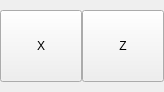
Old version of the form bulmages/bulmatpv/plugins/pluginadmin/adminbase.ui in the repository eboladev/Bulmages-1.
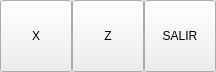
New version of the form.

Diff of the .ui file:
```diff
--- a/bulmages/bulmatpv/plugins/pluginadmin/adminbase.ui
+++ b/bulmages/bulmatpv/plugins/pluginadmin/adminbase.ui
@@ -5,40 +5,21 @@
    <rect>
     <x>0</x>
     <y>0</y>
-    <width>164</width>
-    <height>92</height>
+    <width>216</width>
+    <height>72</height>
    </rect>
   </property>
   <property name="windowTitle" >
    <string>Form</string>
   </property>
-  <layout class="QGridLayout" >
+  <layout class="QHBoxLayout" >
    <property name="margin" >
     <number>0</number>
    </property>
    <property name="spacing" >
     <number>0</number>
    </property>
-   <item row="1" column="2" >
-    <widget class="QToolButton" name="mui_z" >
-     <property name="minimumSize" >
-      <size>
-       <width>72</width>
-       <height>72</height>
-      </size>
-     </property>
-     <property name="maximumSize" >
-      <size>
-       <width>200</width>
-       <height>72</height>
-      </size>
-     </property>
-     <property name="text" >
-      <string>Z</string>
-     </property>
-    </widget>
-   </item>
-   <item row="1" column="1" >
+   <item>
     <widget class="QToolButton" name="mui_x" >
      <property name="minimumSize" >
       <size>
@@ -57,6 +38,44 @@
      </property>
     </widget>
    </item>
+   <item>
+    <widget class="QToolButton" name="mui_z" >
+     <property name="minimumSize" >
+      <size>
+       <width>72</width>
+       <height>72</height>
+      </size>
+     </property>
+     <property name="maximumSize" >
+      <size>
+       <width>200</width>
+       <height>72</height>
+      </size>
+     </property>
+     <property name="text" >
+      <string>Z</string>
+     </property>
+    </widget>
+   </item>
+   <item>
+    <widget class="QToolButton" name="mui_salir" >
+     <property name="minimumSize" >
+      <size>
+       <width>72</width>
+       <height>72</height>
+      </size>
+     </property>
+     <property name="maximumSize" >
+      <size>
+       <width>200</width>
+       <height>72</height>
+      </size>
+     </property>
+     <property name="text" >
+      <string>SALIR</string>
+     </property>
+    </widget>
+   </item>
   </layout>
  </widget>
  <resources/>
```
